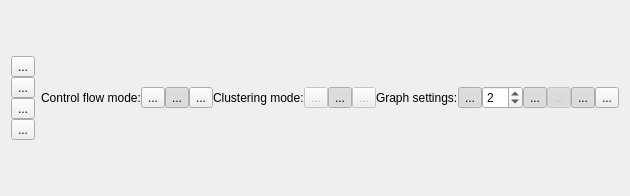
Old version of the form controlflowgraphview.ui in the repository KDE/kdev-control-flow-graph.
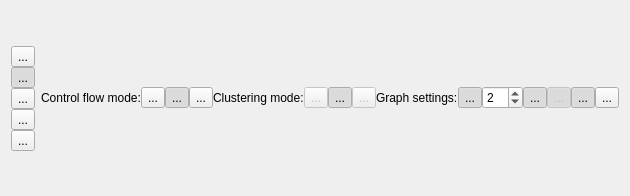
New version of the form.

The edit to the form file:
```diff
--- a/controlflowgraphview.ui
+++ b/controlflowgraphview.ui
@@ -6,7 +6,7 @@
    <rect>
     <x>0</x>
     <y>0</y>
-    <width>558</width>
+    <width>611</width>
     <height>196</height>
    </rect>
   </property>
@@ -48,6 +48,22 @@
        </property>
       </widget>
      </item>
+     <item>
+      <widget class="QToolButton" name="usesHoverToolButton">
+       <property name="toolTip">
+        <string>Enable/Disable Uses Show on Edge Hover</string>
+       </property>
+       <property name="text">
+        <string>...</string>
+       </property>
+       <property name="checkable">
+        <bool>true</bool>
+       </property>
+       <property name="checked">
+        <bool>true</bool>
+       </property>
+      </widget>
+     </item>
      <item>
       <widget class="QToolButton" name="zoominToolButton">
        <property name="toolTip">
```
